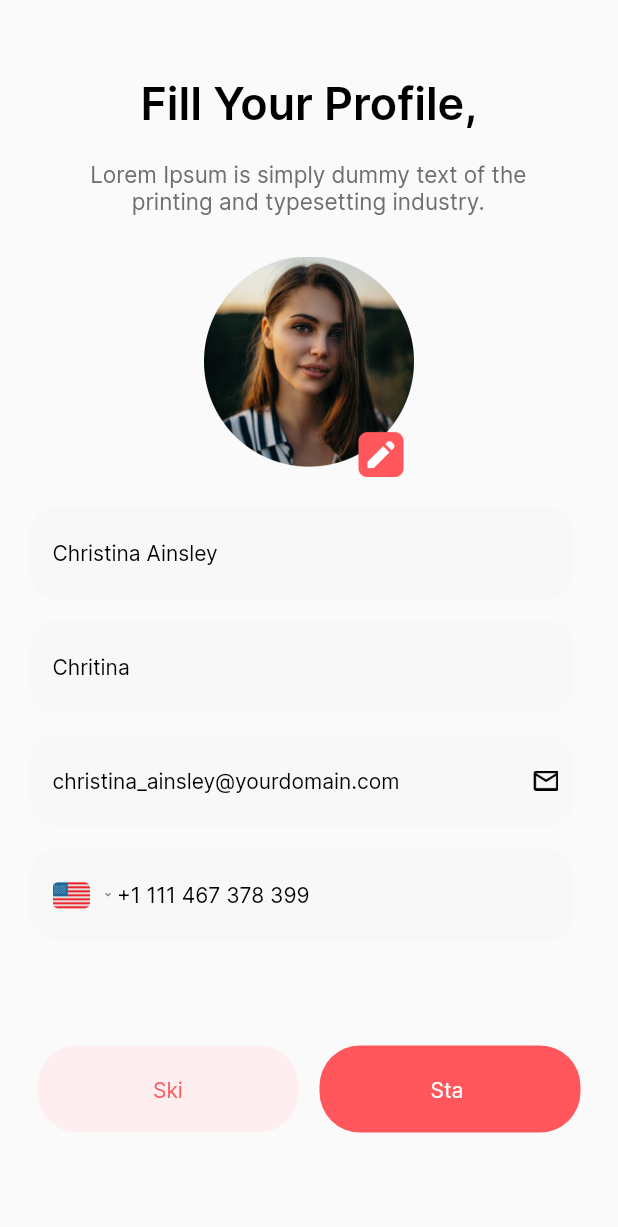
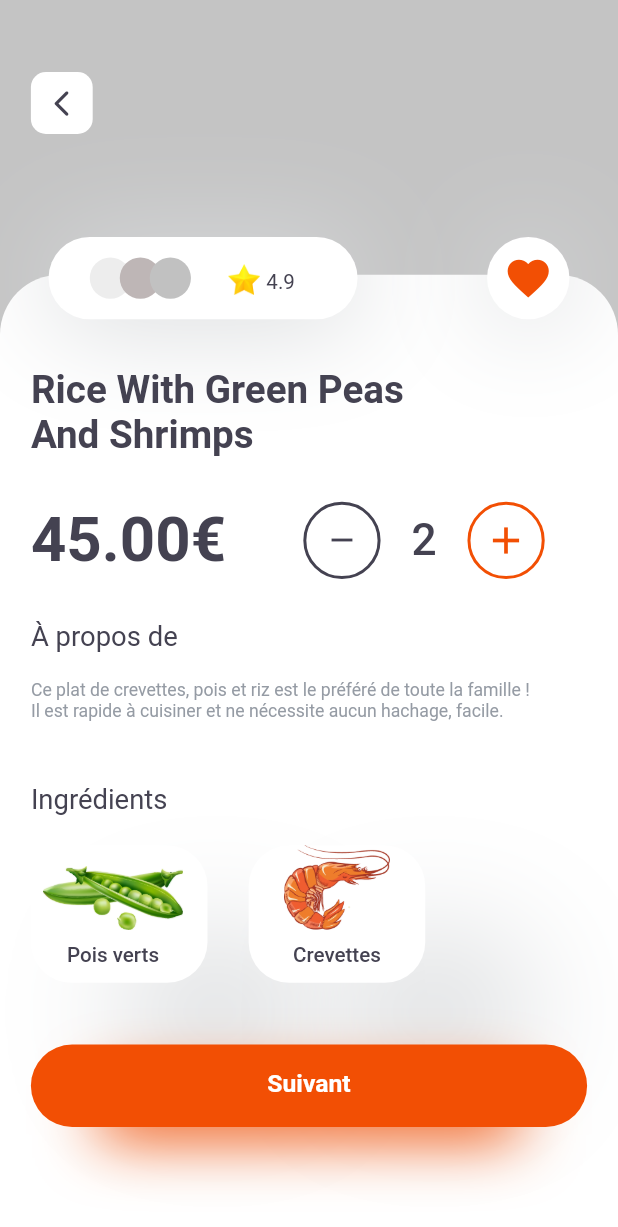
Before and after one commit to panchaniurvisha/screen_app, a Flutter app: the screen it shows after launch, on a phone screen of 412 x 824 dp. Shown: the top 1227 px of the screen. Run offline on Flutter 3.47's test engine with Material 2 defaults, Android fonts, the phone set to English and light mode, and no system bars; Roboto replaces fonts that are missing (Poppins).

Commit message:
1/5/2023

```diff
--- a/lib/main.dart
+++ b/lib/main.dart
@@ -1,5 +1,5 @@
 import 'package:flutter/material.dart';
-import 'package:screen_app/first_screen.dart';
+import 'package:screen_app/mediaquery_second_screen.dart';
 //import 'package:screen_app/first_screen.dart';
 //import 'package:screen_app/six_screen.dart';
 
@@ -19,6 +19,6 @@ class MyApp extends StatelessWidget {
         theme: ThemeData(
           primarySwatch: Colors.blue,
         ),
-        home: const FirstScreen());
+        home: const MediaQuerySecondScreen());
   }
 }
--- /dev/null
+++ b/lib/mediaquery_second_screen.dart
@@ -0,0 +1,411 @@
+import 'package:flutter/material.dart';
+
+class MediaQuerySecondScreen extends StatefulWidget {
+  const MediaQuerySecondScreen({Key? key}) : super(key: key);
+
+  @override
+  State<MediaQuerySecondScreen> createState() => _MediaQuerySecondScreenState();
+}
+
+class _MediaQuerySecondScreenState extends State<MediaQuerySecondScreen> {
+  /* bool isDesktop(BuildContext context) =>
+      MediaQuery.of(context).size.width >= 600;
+  bool isMobile(BuildContext context) =>
+      MediaQuery.of(context).size.width < 600;*/
+
+  @override
+  Widget build(BuildContext context) {
+    double height = MediaQuery.of(context).size.height;
+    double width = MediaQuery.of(context).size.width;
+    return SafeArea(
+      child: Scaffold(
+        backgroundColor: const Color(0xffC4C4C4),
+        body: Stack(
+          children: [
+            //if (isDesktop(context))
+            Container(
+              margin: EdgeInsets.only(top: height / 4.5),
+              height: height,
+              width: width,
+              decoration: const BoxDecoration(
+                borderRadius: BorderRadius.only(
+                    topLeft: Radius.circular(40),
+                    topRight: Radius.circular(40)),
+                color: Color(0xffFFFFFF),
+              ),
+            ),
+            Padding(
+              padding: EdgeInsets.all(height / 40),
+              child: Column(
+                crossAxisAlignment: CrossAxisAlignment.start,
+                children: [
+                  Container(
+                    height: height / 20,
+                    width: height / 20,
+                    margin:
+                        EdgeInsets.only(bottom: height / 20, top: height / 30),
+                    decoration: BoxDecoration(
+                      color: const Color(0xffFFFFFF),
+                      borderRadius: BorderRadius.circular(10),
+                    ),
+                    child: Icon(Icons.arrow_back_ios_new_rounded,
+                        size: height / 40, color: const Color(0xff444251)),
+                  ),
+                  Padding(
+                    padding: EdgeInsets.symmetric(horizontal: height / 70),
+                    child: Row(
+                      mainAxisAlignment: MainAxisAlignment.spaceBetween,
+                      children: [
+                        Container(
+                          margin: EdgeInsets.only(top: height / 30),
+                          width: width / 2,
+                          height: height / 15,
+                          decoration: BoxDecoration(
+                            color: const Color(0xffFFFFFF),
+                            boxShadow: const [
+                              BoxShadow(
+                                  color: Color(0xffD7D9DB),
+                                  offset: Offset(1, 1),
+                                  spreadRadius: 3,
+                                  blurRadius: 60.5),
+                            ],
+                            borderRadius:
+                                BorderRadius.all(Radius.circular(height / 20)),
+                          ),
+                          child: Padding(
+                            padding: EdgeInsets.symmetric(
+                              horizontal: height / 30,
+                              vertical: height / 60,
+                            ),
+                            child: Stack(
+                              children: [
+                                Container(
+                                  height: height / 30,
+                                  width: height / 30,
+                                  decoration: const BoxDecoration(
+                                      color: Color(0xffEDEDED),
+                                      shape: BoxShape.circle),
+                                ),
+                                Container(
+                                  margin: const EdgeInsets.only(left: 20),
+                                  height: height / 30,
+                                  width: height / 30,
+                                  decoration: const BoxDecoration(
+                                      color: Color(0xffBEB6B6),
+                                      shape: BoxShape.circle),
+                                ),
+                                Container(
+                                  margin: const EdgeInsets.only(left: 40),
+                                  height: height / 30,
+                                  width: height / 30,
+                                  decoration: const BoxDecoration(
+                                      color: Color(0xffC1C1C1),
+                                      shape: BoxShape.circle),
+                                ),
+                                Container(
+                                  margin: EdgeInsets.only(
+                                      left: height / 10, top: height / 180),
+                                  height: height / 40,
+                                  width: width / 10,
+                                  child: Image.asset('assets/images/star.png'),
+                                ),
+                                Padding(
+                                  padding: EdgeInsets.only(
+                                      left: height / 7, top: height / 100),
+                                  child: Container(
+                                    height: height / 20,
+                                    width: width / 20,
+                                    child: Text(
+                                      '4.9',
+                                      style: TextStyle(
+                                        color: const Color(0xff444251),
+                                        fontStyle: FontStyle.normal,
+                                        fontFamily: 'Poppins',
+                                        fontSize: height / 60,
+                                        fontWeight: FontWeight.w400,
+                                      ),
+                                    ),
+                                  ),
+                                ),
+                              ],
+                            ),
+                          ),
+                        ),
+                        Container(
+                            height: height / 15,
+                            width: height / 15,
+                            margin: EdgeInsets.only(top: height / 30),
+                            decoration: const BoxDecoration(
+                                shape: BoxShape.circle,
+                                boxShadow: [
+                                  BoxShadow(
+                                      color: Color(0xffD7D9DB),
+                                      offset: Offset(1, 1),
+                                      spreadRadius: 3,
+                                      blurRadius: 60.5),
+                                ],
+                                color: Color(0xffffffff)),
+                            child: Icon(
+                              Icons.favorite,
+                              size: height / 25,
+                              color: const Color(0xffF24F04),
+                            )),
+                      ],
+                    ),
+                  ),
+                  SizedBox(height: height / 26),
+                  Text(
+                    'Rice With Green Peas\nAnd Shrimps',
+                    style: TextStyle(
+                      color: const Color(0xff444251),
+                      fontFamily: 'Poppins',
+                      fontSize: height / 32,
+                      fontStyle: FontStyle.normal,
+                      fontWeight: FontWeight.w600,
+                    ),
+                  ),
+                  const SizedBox(height: 30),
+                  Row(
+                    children: [
+                      Text(
+                        '45.00€',
+                        maxLines: 1,
+                        style: TextStyle(
+                          color: const Color(
+                            (0xff444251),
+                          ),
+                          fontWeight: FontWeight.w600,
+                          fontStyle: FontStyle.normal,
+                          fontSize: height / 20,
+                          fontFamily: 'Poppins',
+                        ),
+                      ),
+                      SizedBox(
+                        width: width / 8,
+                      ),
+                      Container(
+                        height: height / 16,
+                        width: height / 16,
+                        decoration: BoxDecoration(
+                            shape: BoxShape.circle,
+                            border: Border.all(
+                              width: 2,
+                              color: const Color(
+                                0xff444251,
+                              ),
+                            )),
+                        child: const Icon(
+                          Icons.remove,
+                          color: Color(0xff444251),
+                        ),
+                      ),
+                      SizedBox(
+                        width: width / 20,
+                      ),
+                      Text(
+                        '2',
+                        style: TextStyle(
+                          color: const Color(0xff444251),
+                          fontSize: height / 28,
+                          fontFamily: 'Poppins',
+                          fontStyle: FontStyle.normal,
+                          fontWeight: FontWeight.w500,
+                        ),
+                      ),
+                      SizedBox(
+                        width: width / 20,
+                      ),
+                      Container(
+                        height: height / 16,
+                        width: height / 16,
+                        decoration: BoxDecoration(
+                            shape: BoxShape.circle,
+                            border: Border.all(
+                              width: 2,
+                              color: const Color(0xffF24F04),
+                            )),
+                        child: const Icon(
+                          Icons.add,
+                          size: 30,
+                          color: Color(0xffF24F04),
+                        ),
+                      ),
+                    ],
+                  ),
+                  SizedBox(
+                    height: height / 30,
+                  ),
+                  Text(
+                    'À propos de',
+                    style: TextStyle(
+                      fontFamily: 'Poppins',
+                      fontWeight: FontWeight.w400,
+                      fontSize: height / 45,
+                      fontStyle: FontStyle.normal,
+                      color: const Color(0xff444251),
+                    ),
+                  ),
+                  SizedBox(
+                    height: height / 45,
+                  ),
+                  Text(
+                    'Ce plat de crevettes, pois et riz est le préféré de toute la famille !\nIl est rapide à cuisiner et ne nécessite aucun hachage, facile.',
+                    maxLines: 2,
+                    style: TextStyle(
+                      fontFamily: 'Poppins',
+                      fontWeight: FontWeight.w400,
+                      fontSize: height / 70,
+                      fontStyle: FontStyle.normal,
+                      color: const Color(0xff959BA4),
+                    ),
+                  ),
+                  SizedBox(height: height / 20),
+                  Text(
+                    'Ingrédients',
+                    style: TextStyle(
+                      fontFamily: 'Poppins',
+                      fontWeight: FontWeight.w400,
+                      fontSize: height / 45,
+                      fontStyle: FontStyle.normal,
+                      color: const Color(0xff444251),
+                    ),
+                  ),
+                  SizedBox(
+                    height: height / 40,
+                  ),
+                  Row(
+                    children: [
+                      Container(
+                        height: height / 9,
+                        width: height / 7,
+                        decoration: const BoxDecoration(
+                            color: Color(0xffFFFFFF),
+                            borderRadius: BorderRadius.all(Radius.circular(27)),
+                            boxShadow: [
+                              BoxShadow(
+                                color: Color(0xffD7D9DB),
+                                blurRadius: 75,
+                                offset: Offset(65, 65),
+                              ),
+                            ]),
+                        child: Padding(
+                          padding: EdgeInsets.fromLTRB(
+                              height / 100, height / 60, height / 50, 0),
+                          child: Column(
+                            children: [
+                              Image.asset(
+                                'assets/images/peans.png',
+                              ),
+                              Padding(
+                                padding: EdgeInsets.only(top: height / 100),
+                                child: Text(
+                                  'Pois verts',
+                                  maxLines: 1,
+                                  style: TextStyle(
+                                    fontFamily: 'Poppins',
+                                    fontWeight: FontWeight.w500,
+                                    fontSize: height / 60,
+                                    fontStyle: FontStyle.normal,
+                                    color: const Color(0xff444251),
+                                  ),
+                                ),
+                              ),
+                            ],
+                          ),
+                        ),
+                      ),
+                      SizedBox(
+                        width: width / 15,
+                      ),
+                      Container(
+                        height: height / 9,
+                        width: height / 7,
+                        decoration: const BoxDecoration(
+                          color: Color(0xffFFFFFF),
+                          borderRadius: BorderRadius.all(
+                            Radius.circular(27),
+                          ),
+                          boxShadow: [
+                            BoxShadow(
+                              color: Color(0xffD7D9DB),
+                              blurRadius: 75,
+                              offset: Offset(65, 65),
+                            ),
+                          ],
+                        ),
+                        child: Padding(
+                          padding: EdgeInsets.fromLTRB(
+                              height / 35, 0, height / 35, 0),
+                          child: Column(
+                            children: [
+                              Image.asset(
+                                'assets/images/crevettes.png',
+                              ),
+                              Padding(
+                                padding: EdgeInsets.only(top: height / 100),
+                                child: Text('Crevettes',
+                                    style: TextStyle(
+                                      fontFamily: 'Poppins',
+                                      fontWeight: FontWeight.w500,
+                                      fontSize: height / 60,
+                                      fontStyle: FontStyle.normal,
+                                      color: const Color(0xff444251),
+                                    )),
+                              ),
+                            ],
+                          ),
+                        ),
+                      ),
+                    ],
+                  ),
+                  SizedBox(height: height / 20),
+                  Stack(
+                    alignment: Alignment.bottomCenter,
+                    children: [
+                      Container(
+                        height: height / 25,
+                        width: width / 1.5,
+                        decoration: const BoxDecoration(
+                          boxShadow: [
+                            BoxShadow(
+                              color: Color(0xffF24F04),
+                              blurRadius: 35,
+                              spreadRadius: 2,
+                              offset: Offset(0, 5),
+                            ),
+                          ],
+                        ),
+                      ),
+                      Container(
+                        height: height / 15,
+                        width: width,
+                        decoration: BoxDecoration(
+                            color: const Color(0xFFF24F04),
+                            borderRadius:
+                                BorderRadius.all(Radius.circular(height / 10))),
+                        child: Padding(
+                          padding: EdgeInsets.symmetric(vertical: height / 50),
+                          child: Text(
+                            textAlign: TextAlign.center,
+                            'Suivant',
+                            style: TextStyle(
+                              fontFamily: 'Poppins',
+                              fontWeight: FontWeight.w600,
+                              fontSize: height / 50,
+                              fontStyle: FontStyle.normal,
+                              color: const Color(0xffFFFFFF),
+                            ),
+                          ),
+                        ),
+                      ),
+                    ],
+                  ),
+                ],
+              ),
+            ),
+          ],
+        ),
+      ),
+    );
+  }
+}
```
